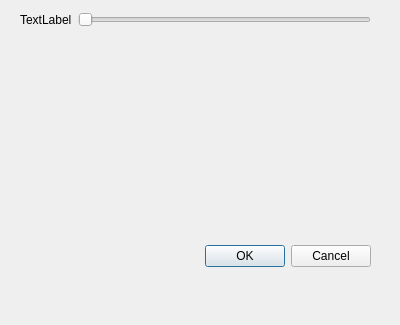
Qt form contents/ui/config.ui (AaronRohrbacher/klear_kwin) before a commit.
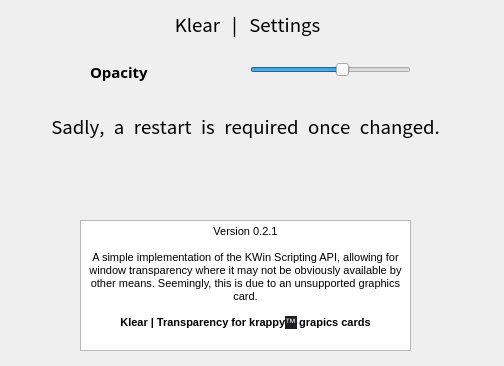
The same form after that commit. Icons and pictures are not drawn.

Commit message: adds custom opacity setting

The edit to the form file:
```diff
--- a/contents/ui/config.ui
+++ b/contents/ui/config.ui
@@ -6,67 +6,173 @@
    <rect>
     <x>0</x>
     <y>0</y>
-    <width>400</width>
-    <height>325</height>
+    <width>504</width>
+    <height>366</height>
    </rect>
   </property>
+  <property name="minimumSize">
+   <size>
+    <width>504</width>
+    <height>366</height>
+   </size>
+  </property>
   <property name="windowTitle">
    <string>Dialog</string>
   </property>
-  <widget class="QDialogButtonBox" name="buttonBox">
+  <property name="windowFilePath">
+   <string>klear.jpg</string>
+  </property>
+  <property name="logo" stdset="0">
+   <pixmap/>
+  </property>
+  <widget class="QSlider" name="kcfg_userSetOpacity">
    <property name="geometry">
     <rect>
-     <x>30</x>
-     <y>240</y>
-     <width>341</width>
-     <height>32</height>
+     <x>250</x>
+     <y>60</y>
+     <width>161</width>
+     <height>20</height>
     </rect>
    </property>
+   <property name="maximumSize">
+    <size>
+     <width>161</width>
+     <height>16777215</height>
+    </size>
+   </property>
+   <property name="toolTipDuration">
+    <number>-4</number>
+   </property>
+   <property name="minimum">
+    <number>40</number>
+   </property>
+   <property name="maximum">
+    <number>100</number>
+   </property>
+   <property name="value">
+    <number>75</number>
+   </property>
+   <property name="sliderPosition">
+    <number>75</number>
+   </property>
    <property name="orientation">
-    <enum>Qt::Horizontal</enum>
+    <enum>Qt::Orientation::Horizontal</enum>
    </property>
-   <property name="standardButtons">
-    <set>QDialogButtonBox::Cancel|QDialogButtonBox::Ok</set>
+  </widget>
+  <widget class="QLabel" name="label_3">
+   <property name="geometry">
+    <rect>
+     <x>102</x>
+     <y>9</y>
+     <width>291</width>
+     <height>31</height>
+    </rect>
    </property>
+   <property name="font">
+    <font>
+     <family>Noto Traditional Nushu</family>
+     <pointsize>14</pointsize>
+    </font>
+   </property>
+   <property name="midLineWidth">
+    <number>-3</number>
+   </property>
+   <property name="text">
+    <string>Klear | Settings</string>
+   </property>
+   <property name="alignment">
+    <set>Qt::AlignmentFlag::AlignCenter</set>
+   </property>
+   <property name="margin">
+    <number>-10</number>
+   </property>
   </widget>
-  <widget class="QDialogButtonBox" name="buttonBox_2">
+  <widget class="QTextBrowser" name="textBrowser">
    <property name="geometry">
     <rect>
-     <x>880</x>
-     <y>420</y>
-     <width>166</width>
-     <height>26</height>
+     <x>80</x>
+     <y>220</y>
+     <width>331</width>
+     <height>131</height>
     </rect>
    </property>
-   <property name="standardButtons">
-    <set>QDialogButtonBox::Cancel|QDialogButtonBox::Ok</set>
+   <property name="html">
+    <string>&lt;!DOCTYPE HTML PUBLIC &quot;-//W3C//DTD HTML 4.0//EN&quot; &quot;http://www.w3.org/TR/REC-html40/strict.dtd&quot;&gt;
+&lt;html&gt;&lt;head&gt;&lt;meta name=&quot;qrichtext&quot; content=&quot;1&quot; /&gt;&lt;meta charset=&quot;utf-8&quot; /&gt;&lt;style type=&quot;text/css&quot;&gt;
+p, li { white-space: pre-wrap; }
+hr { height: 1px; border-width: 0; }
+li.unchecked::marker { content: &quot;\2610&quot;; }
+li.checked::marker { content: &quot;\2612&quot;; }
+&lt;/style&gt;&lt;/head&gt;&lt;body style=&quot; font-family:'Noto Sans'; font-size:10pt; font-weight:400; font-style:normal;&quot;&gt;
+&lt;p align=&quot;center&quot; style=&quot; margin-top:0px; margin-bottom:0px; margin-left:0px; margin-right:0px; -qt-block-indent:0; text-indent:0px;&quot;&gt;&lt;span style=&quot; font-size:8pt;&quot;&gt;Version 0.2.1&lt;/span&gt;&lt;/p&gt;
+&lt;p align=&quot;center&quot; style=&quot; margin-top:0px; margin-bottom:0px; margin-left:0px; margin-right:0px; -qt-block-indent:0; text-indent:0px;&quot;&gt;&lt;span style=&quot; font-size:8pt;&quot;&gt; &lt;/span&gt;&lt;/p&gt;
+&lt;p align=&quot;center&quot; style=&quot; margin-top:0px; margin-bottom:0px; margin-left:0px; margin-right:0px; -qt-block-indent:0; text-indent:0px;&quot;&gt;&lt;span style=&quot; font-size:8pt;&quot;&gt;A simple implementation of the KWin Scripting API, allowing for window transparency where it may not be obviously available by other means. Seemingly, this is due to an unsupported graphics card.&lt;/span&gt;&lt;/p&gt;
+&lt;p style=&quot;-qt-paragraph-type:empty; margin-top:0px; margin-bottom:0px; margin-left:0px; margin-right:0px; -qt-block-indent:0; text-indent:0px; font-size:8pt;&quot;&gt;&lt;br /&gt;&lt;/p&gt;
+&lt;p align=&quot;center&quot; style=&quot; margin-top:0px; margin-bottom:0px; margin-left:0px; margin-right:0px; -qt-block-indent:0; text-indent:0px;&quot;&gt;&lt;span style=&quot; font-size:8pt; font-weight:700;&quot;&gt;Klear | Transparency for krappy&lt;/span&gt;&lt;span style=&quot; font-family:'Google Sans','Roboto','Arial','sans-serif'; font-size:8pt; color:#eef0ff; background-color:#1f1f1f;&quot;&gt;™&lt;/span&gt;&lt;span style=&quot; font-size:8pt; font-weight:700;&quot;&gt; grapics cards&lt;/span&gt;&lt;/p&gt;&lt;/body&gt;&lt;/html&gt;</string>
    </property>
   </widget>
-  <widget class="QWidget" name="">
+  <widget class="QLabel" name="label">
+   <property name="geometry">
+    <rect>
+     <x>90</x>
+     <y>60</y>
+     <width>69</width>
+     <height>24</height>
+    </rect>
+   </property>
+   <property name="maximumSize">
+    <size>
+     <width>137</width>
+     <height>16777215</height>
+    </size>
+   </property>
+   <property name="font">
+    <font>
+     <family>Noto Serif Bengali Black</family>
+     <pointsize>11</pointsize>
+     <bold>true</bold>
+    </font>
+   </property>
+   <property name="toolTip">
+    <string>your own transparency level.</string>
+   </property>
+   <property name="accessibleName">
+    <string/>
+   </property>
+   <property name="autoFillBackground">
+    <bool>false</bool>
+   </property>
+   <property name="text">
+    <string>Opacity</string>
+   </property>
+  </widget>
+  <widget class="QLabel" name="label_4">
    <property name="geometry">
     <rect>
      <x>20</x>
-     <y>10</y>
-     <width>351</width>
-     <height>20</height>
+     <y>110</y>
+     <width>451</width>
+     <height>31</height>
     </rect>
    </property>
-   <layout class="QHBoxLayout" name="horizontalLayout">
-    <item>
-     <widget class="QLabel" name="label">
-      <property name="text">
-       <string>TextLabel</string>
-      </property>
-     </widget>
-    </item>
-    <item>
-     <widget class="QSlider" name="kcfg_opacity">
-      <property name="orientation">
-       <enum>Qt::Horizontal</enum>
-      </property>
-     </widget>
-    </item>
-   </layout>
+   <property name="font">
+    <font>
+     <family>Noto Traditional Nushu</family>
+     <pointsize>14</pointsize>
+    </font>
+   </property>
+   <property name="midLineWidth">
+    <number>-3</number>
+   </property>
+   <property name="text">
+    <string>&lt;html&gt;&lt;head/&gt;&lt;body&gt;&lt;p&gt;Sadly, a restart is required once changed.&lt;/p&gt;&lt;/body&gt;&lt;/html&gt;</string>
+   </property>
+   <property name="alignment">
+    <set>Qt::AlignmentFlag::AlignCenter</set>
+   </property>
+   <property name="margin">
+    <number>-10</number>
+   </property>
   </widget>
  </widget>
  <resources/>
```
Left out of the diff: 81 changed lines with no effect on the pictures. The commit also changes 7 other files.
